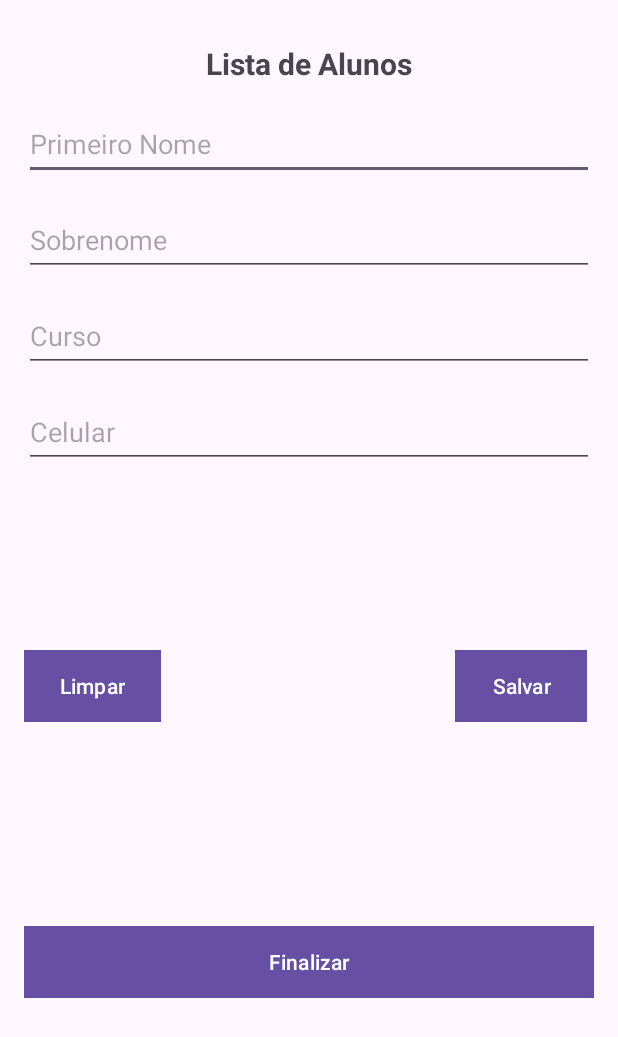
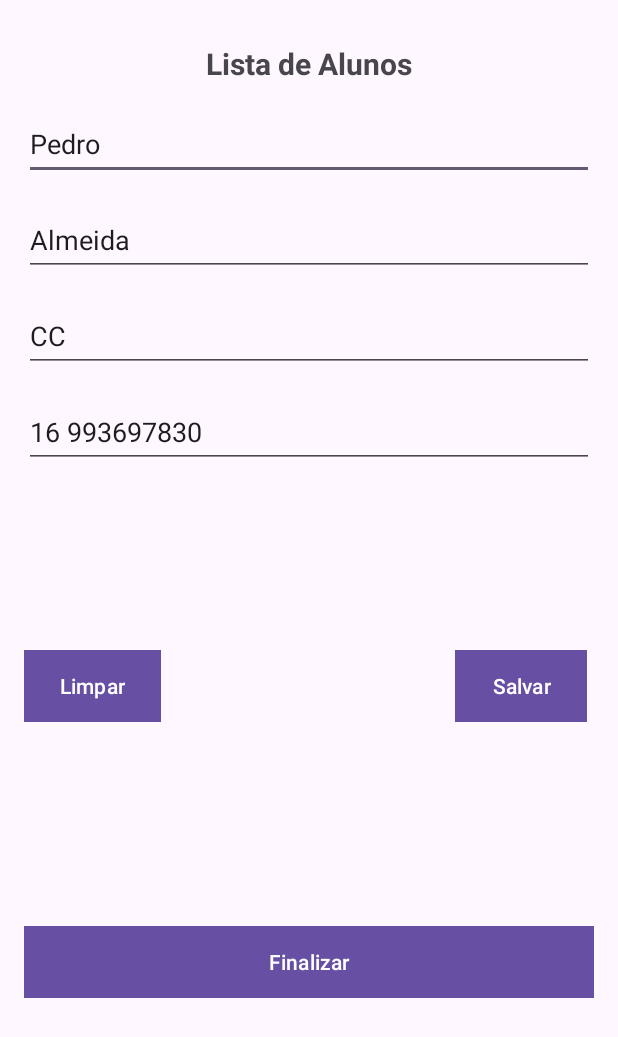
Before and after one commit to pedroalmeidaphp/Desenvolvimento-Android, an Android app: the screen it shows after launch (MainActivity), on a phone screen of 412 x 824 dp. Shown: the top 1037 px of the screen. Run offline under Robolectric (Android 15) with nearby library versions, the phone set to English and light mode, and no system bars.

Commit message:
mexendo com atributos e ids

```diff
--- a/ListaVip/app/src/main/java/com/pedro/listavip/view/MainActivity.java
+++ b/ListaVip/app/src/main/java/com/pedro/listavip/view/MainActivity.java
@@ -4,6 +4,8 @@ import androidx.appcompat.app.AppCompatActivity;
 
 import android.os.Bundle;
 import android.util.Log;
+import android.widget.Button;
+import android.widget.EditText;
 
 import com.pedro.listavip.R;
 import com.pedro.listavip.model.Pessoa;
@@ -11,6 +13,15 @@ import com.pedro.listavip.model.Pessoa;
 public class MainActivity extends AppCompatActivity {
     Pessoa pessoa;
     String dados;
+
+    EditText edit_primeiro;
+    EditText edit_sobrenome;
+    EditText edit_curso;
+    EditText edit_celular;
+
+    Button btn_limpar;
+    Button btn_salvar;
+    Button btn_finalizar;
     @Override
     protected void onCreate(Bundle savedInstanceState) {
         super.onCreate(savedInstanceState);
@@ -21,6 +32,23 @@ public class MainActivity extends AppCompatActivity {
         pessoa.setCourse("CC");
         pessoa.setContact("16 993697830");
         dados = pessoa.getFirstName();
+
+        edit_primeiro = findViewById(R.id.edit_primeiro);
+        edit_sobrenome = findViewById(R.id.edit_sobrenome);
+        edit_curso = findViewById(R.id.edit_curso);
+        edit_celular = findViewById(R.id.edit_celular);
+
+        btn_limpar = findViewById(R.id.btn_limpar);
+        btn_salvar = findViewById(R.id.btn_salvar);
+        btn_finalizar = findViewById(R.id.btn_finalizar);
+
+        edit_primeiro.setText(pessoa.getFirstName());
+        edit_sobrenome.setText(pessoa.getLastName());
+        edit_curso.setText(pessoa.getCourse());
+        edit_celular.setText(pessoa.getContact());
+
+
+
         Log.i("poo", pessoa.toString());
     }
 }
```
